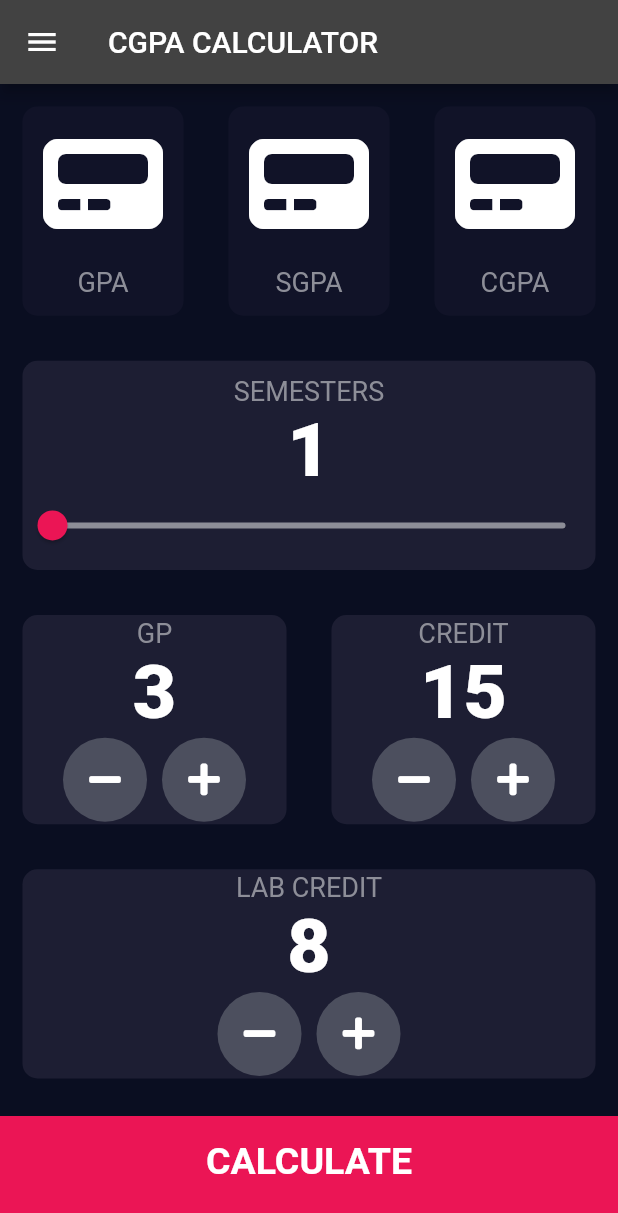
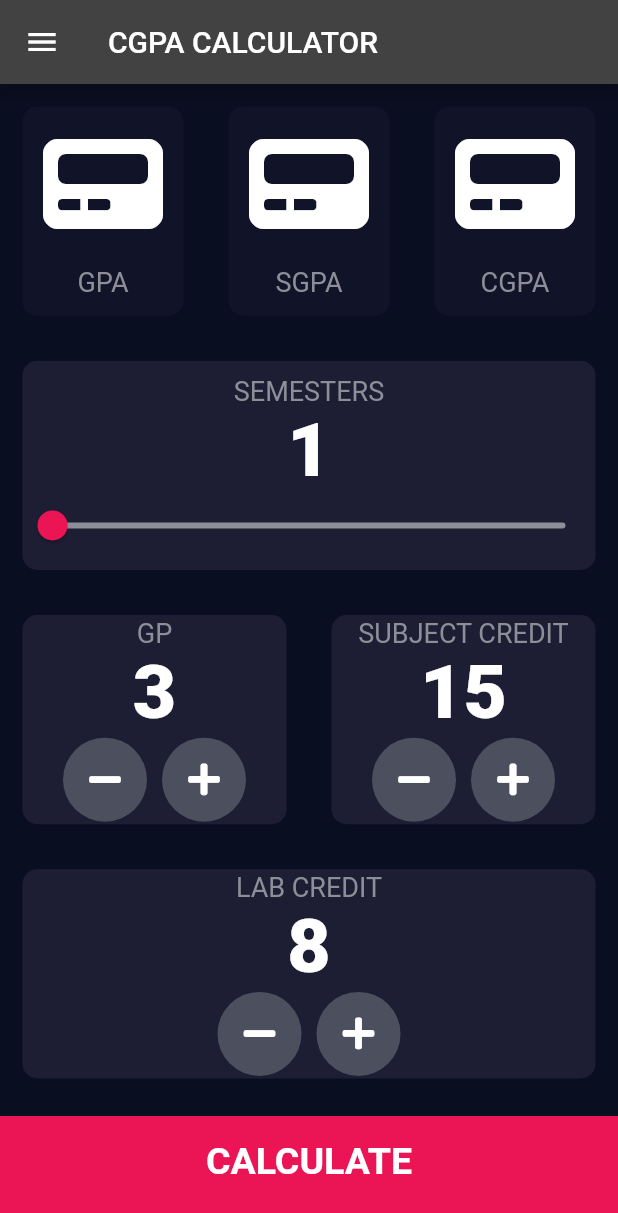
Before and after one commit to Alikhichi15/gpf_calculateer, a Flutter app: the screen it shows after launch, on a phone screen of 412 x 824 dp. Shown: the top 1213 px of the screen. Run offline on Flutter 3.47's test engine with Material 2 defaults, Android fonts, the phone set to English and light mode, and no system bars; our stand-ins replace font_awesome_flutter.

Commit message:
Update input_page.dart
update

```diff
--- a/lib/screens/input_page.dart
+++ b/lib/screens/input_page.dart
@@ -199,7 +199,7 @@ class _InputPageState extends State<InputPage> {
                       mainAxisAlignment: MainAxisAlignment.center,
                       children: <Widget>[
                         Text(
-                          'CREDIT',
+                          'SUBJECT CREDIT',
                           style: kLabelTextStyle,
                         ),
                         Text(
```
